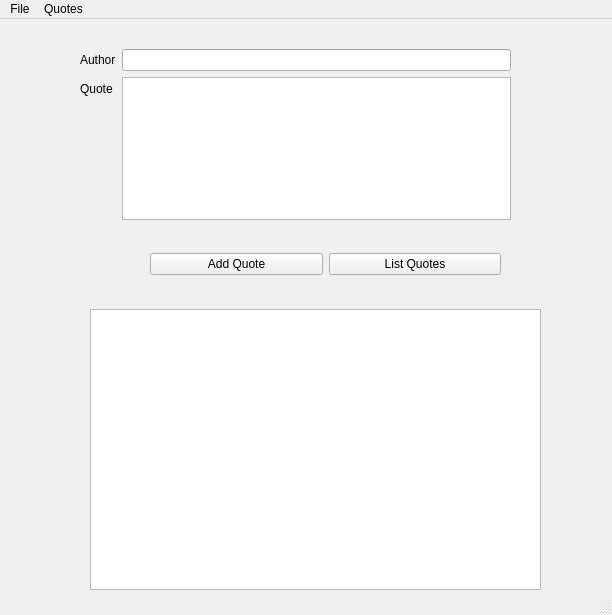
Above: quotes_ui.ui from Mikerah/Quotes before the change. Below: the same form after it.
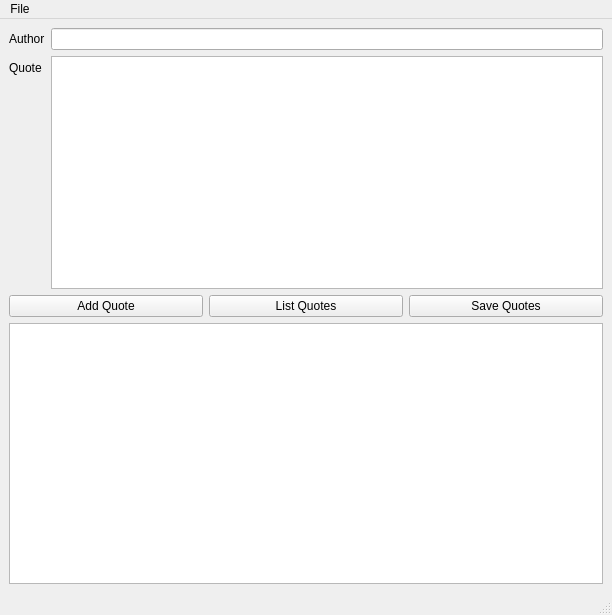
That is the form after the change.

Commit message: Added UI files for quotes and main Quotes program

What changed in the file:
```diff
--- a/quotes_ui.ui
+++ b/quotes_ui.ui
@@ -14,15 +14,8 @@
    <string>Quote Database</string>
   </property>
   <widget class="QWidget" name="centralwidget">
-   <widget class="QWidget" name="formLayoutWidget">
-    <property name="geometry">
-     <rect>
-      <x>80</x>
-      <y>30</y>
-      <width>431</width>
-      <height>171</height>
-     </rect>
-    </property>
+   <layout class="QVBoxLayout" name="verticalLayout">
+    <item>
     <layout class="QFormLayout" name="formLayout">
      <item row="0" column="0">
       <widget class="QLabel" name="label">
@@ -45,16 +38,8 @@
       <widget class="QTextEdit" name="quote"/>
      </item>
     </layout>
-   </widget>
-   <widget class="QWidget" name="horizontalLayoutWidget">
-    <property name="geometry">
-     <rect>
-      <x>150</x>
-      <y>220</y>
-      <width>351</width>
-      <height>51</height>
-     </rect>
-    </property>
+    </item>
+    <item>
     <layout class="QHBoxLayout" name="horizontalLayout">
      <item>
       <widget class="QPushButton" name="add_quote">
@@ -70,23 +55,23 @@
        </property>
       </widget>
      </item>
-    </layout>
-   </widget>
-   <widget class="QWidget" name="verticalLayoutWidget">
-    <property name="geometry">
-     <rect>
-      <x>90</x>
-      <y>290</y>
-      <width>451</width>
-      <height>281</height>
-     </rect>
-    </property>
+      <item>
+       <widget class="QPushButton" name="save_quotes_btn">
+        <property name="text">
+         <string>Save Quotes</string>
+        </property>
+       </widget>
+      </item>
+     </layout>
+    </item>
+    <item>
     <layout class="QVBoxLayout" name="verticalLayout_4">
      <item>
       <widget class="QTextEdit" name="display_quotes"/>
      </item>
     </layout>
-   </widget>
+    </item>
+   </layout>
   </widget>
   <widget class="QMenuBar" name="menubar">
    <property name="geometry">
@@ -106,14 +91,7 @@
     <addaction name="separator"/>
     <addaction name="actionExit"/>
    </widget>
-   <widget class="QMenu" name="menuQuotes">
-    <property name="title">
-     <string>Quotes</string>
-    </property>
-    <addaction name="actionQuotes"/>
-   </widget>
    <addaction name="menuFile"/>
-   <addaction name="menuQuotes"/>
   </widget>
   <widget class="QStatusBar" name="statusbar"/>
   <action name="actionOpen">
```
Left out of the diff: 7 changed lines with no effect on the pictures. Lines whose indentation alone changed are shown as unchanged. The commit also changes 2 other files.
